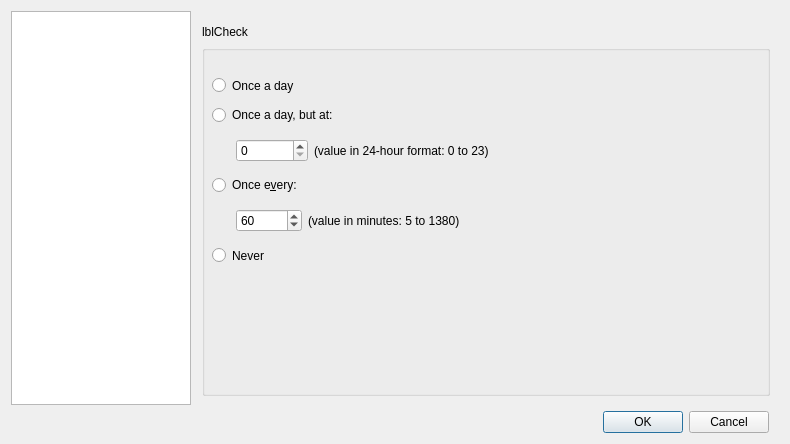
Qt form ui/optionsdialog.ui (aarnt/octopi) before a commit.
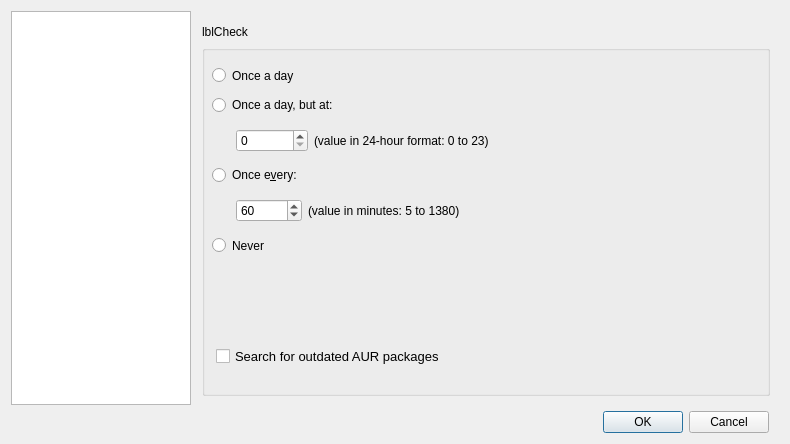
The same form after that commit. The open tabs and pages were chosen to show the change.

What changed in the file:
```diff
--- a/ui/optionsdialog.ui
+++ b/ui/optionsdialog.ui
@@ -410,27 +410,6 @@
              <string notr="true">--noedit</string>
             </property>
            </widget>
-           <widget class="QCheckBox" name="cbSearchOutdatedAURPackages">
-            <property name="geometry">
-             <rect>
-              <x>20</x>
-              <y>260</y>
-              <width>311</width>
-              <height>22</height>
-             </rect>
-            </property>
-            <property name="font">
-             <font>
-              <pointsize>8</pointsize>
-             </font>
-            </property>
-            <property name="toolTip">
-             <string notr="true"/>
-            </property>
-            <property name="text">
-             <string>Search for outdated AUR packages</string>
-            </property>
-           </widget>
            <widget class="QComboBox" name="comboAUR">
             <property name="geometry">
              <rect>
@@ -1196,7 +1175,7 @@
             <property name="geometry">
              <rect>
               <x>10</x>
-              <y>30</y>
+              <y>20</y>
               <width>371</width>
               <height>21</height>
              </rect>
@@ -1215,7 +1194,7 @@
             <property name="geometry">
              <rect>
               <x>10</x>
-              <y>60</y>
+              <y>50</y>
               <width>481</width>
               <height>66</height>
              </rect>
@@ -1298,7 +1277,7 @@
             <property name="geometry">
              <rect>
               <x>10</x>
-              <y>130</y>
+              <y>120</y>
               <width>481</width>
               <height>66</height>
              </rect>
@@ -1384,7 +1363,7 @@
             <property name="geometry">
              <rect>
               <x>10</x>
-              <y>200</y>
+              <y>190</y>
               <width>371</width>
               <height>21</height>
              </rect>
@@ -1399,6 +1378,30 @@
              <string notr="true">Never</string>
             </property>
            </widget>
+           <widget class="QCheckBox" name="cbSearchOutdatedAURPackages">
+            <property name="geometry">
+             <rect>
+              <x>14</x>
+              <y>300</y>
+              <width>381</width>
+              <height>22</height>
+             </rect>
+            </property>
+            <property name="font">
+             <font>
+              <pointsize>10</pointsize>
+             </font>
+            </property>
+            <property name="toolTip">
+             <string notr="true"/>
+            </property>
+            <property name="layoutDirection">
+             <enum>Qt::LayoutDirection::LeftToRight</enum>
+            </property>
+            <property name="text">
+             <string>Search for outdated AUR packages</string>
+            </property>
+           </widget>
           </widget>
          </item>
          <item row="0" column="0">
```
Left out of the diff: 3 changed lines with no effect on the pictures.
